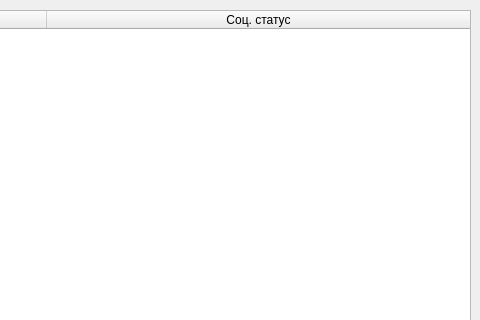
This is src/gui/main.ui in moevm/nosql2h20-relatives-neo4j as Qt 5 draws it before an edit; both pictures show x 720 to 1200 and y 0 to 320 of the 1200 by 800 pixel window. The edited form follows.
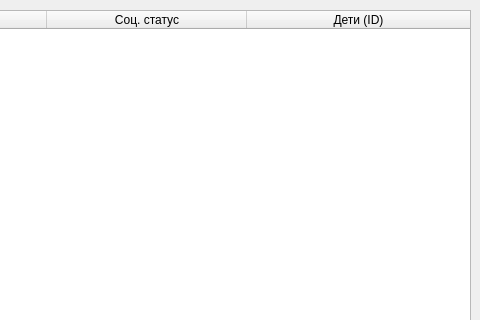
This is the edited form.

Commit message: Update gui: creating, removing

Diff of the .ui file:
```diff
--- a/src/gui/main.ui
+++ b/src/gui/main.ui
@@ -176,6 +176,11 @@
          <string>Соц. статус</string>
         </property>
        </column>
+       <column>
+        <property name="text">
+         <string>Дети (ID)</string>
+        </property>
+       </column>
       </widget>
      </item>
     </layout>
```
The commit also changes 5 other files.
